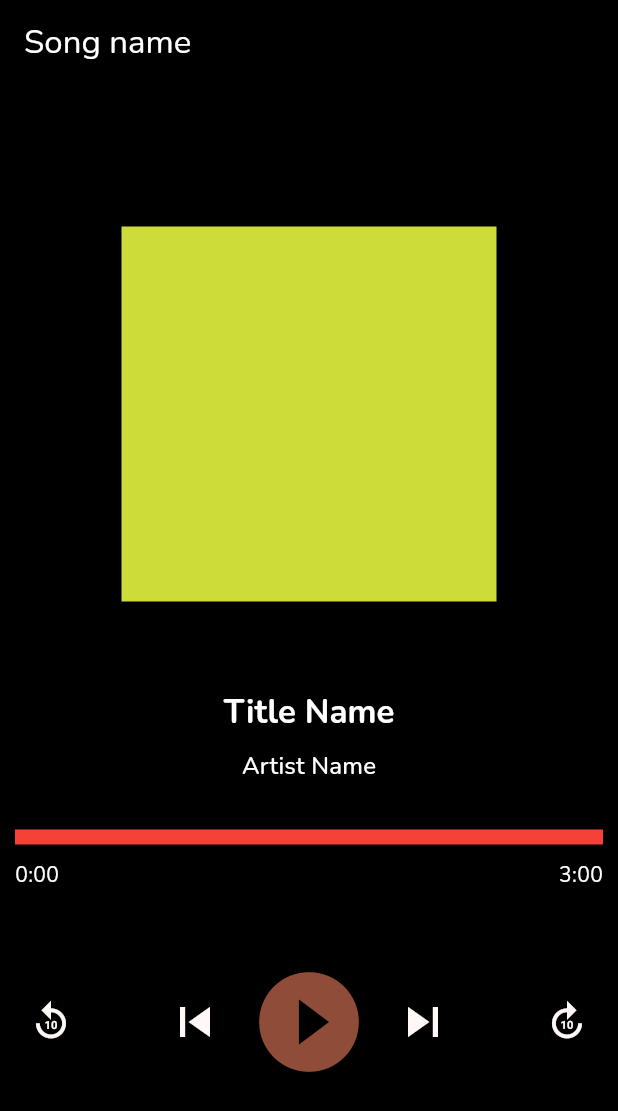
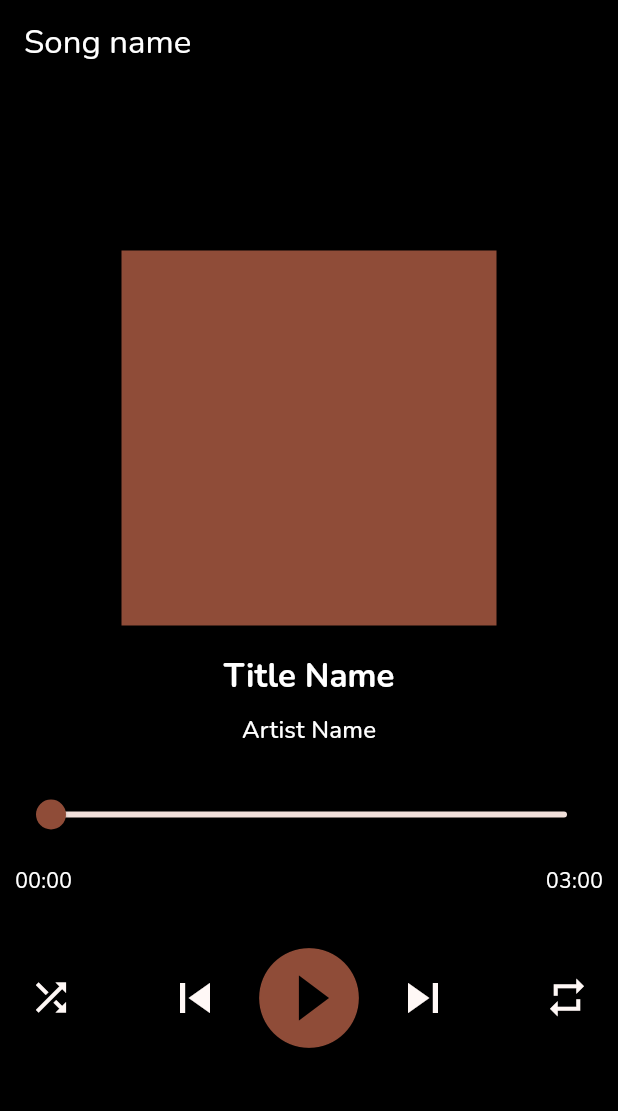
Before and after one commit to Kalph-ITT/music-player, a Flutter app: the PlayerScreen screen opened by its route, on a phone screen of 412 x 824 dp. Shown: the top 1111 px of the screen. Run offline on Flutter 3.47's test engine with Material 3 defaults, Android fonts, the phone set to English and light mode, and no system bars; our stand-ins replace go_router, google_fonts, on_audio_query, permission_handler.

Commit message:
code refacotr

```diff
--- /dev/null
+++ b/lib/src/enum/repeat.dart
@@ -0,0 +1,5 @@
+enum RepeatMode {
+  RepeatAll,
+  RepeatOne,
+  RepeatNone,
+}
--- a/lib/src/ui/screens/player/player_screen.dart
+++ b/lib/src/ui/screens/player/player_screen.dart
@@ -1,6 +1,7 @@
 import 'package:flutter/material.dart';
 import 'package:music_player/src/ui/screens/player/widgets/album_art.dart';
 import 'package:music_player/src/ui/screens/player/widgets/player_controls.dart';
+import 'package:music_player/src/ui/screens/player/widgets/player_seek.dart';
 import 'package:music_player/src/ui/widgets/header.dart';
 
 class PlayerScreen extends StatelessWidget {
@@ -22,8 +23,9 @@ class PlayerScreen extends StatelessWidget {
             children: [
               AlbumArt(),
               SizedBox(
-                height: 40,
+                height: 20,
               ),
+              PlayerSeek(),
               PlayerControls()
             ],
           ),
--- a/lib/src/ui/screens/player/widgets/album_art.dart
+++ b/lib/src/ui/screens/player/widgets/album_art.dart
@@ -10,8 +10,22 @@ class AlbumArt extends StatelessWidget {
         Container(
           height: 250,
           width: 250,
-          color: Colors.lime,
+          color: Theme.of(context).colorScheme.primary,
         ),
+        SizedBox(
+          height: 20,
+        ),
+        Text(
+          'Title Name',
+          style: Theme.of(context)
+              .textTheme
+              .titleLarge!
+              .copyWith(fontWeight: FontWeight.bold),
+        ),
+        SizedBox(
+          height: 10,
+        ),
+        Text('Artist Name', style: Theme.of(context).textTheme.titleMedium!),
       ],
     );
   }
--- a/lib/src/ui/screens/player/widgets/player_controls.dart
+++ b/lib/src/ui/screens/player/widgets/player_controls.dart
@@ -1,4 +1,5 @@
 import 'package:flutter/material.dart';
+import 'package:music_player/src/enum/repeat.dart';
 
 class PlayerControls extends StatefulWidget {
   const PlayerControls({super.key});
@@ -8,6 +9,49 @@ class PlayerControls extends StatefulWidget {
 }
 
 class _PlayerControlsState extends State<PlayerControls> {
+  bool isShuffle = false;
+  RepeatMode repeatMode = RepeatMode.RepeatNone;
+
+  IconButton getRepeatModeIcon() {
+    switch (repeatMode) {
+      case RepeatMode.RepeatAll:
+        return IconButton(
+          iconSize: 30,
+          color: Theme.of(context).colorScheme.surfaceTint,
+          icon: Icon(Icons.repeat),
+          onPressed: () {
+            setState(() {
+              repeatMode = RepeatMode.RepeatOne;
+            });
+          },
+        );
+
+      case RepeatMode.RepeatOne:
+        return IconButton(
+          iconSize: 30,
+          color: Theme.of(context).colorScheme.surfaceTint,
+          icon: Icon(Icons.repeat_one),
+          onPressed: () {
+            setState(() {
+              repeatMode = RepeatMode.RepeatNone;
+            });
+          },
+        );
+
+      case RepeatMode.RepeatNone:
+        return IconButton(
+          iconSize: 30,
+          color: Theme.of(context).colorScheme.surfaceBright,
+          icon: Icon(Icons.repeat),
+          onPressed: () {
+            setState(() {
+              repeatMode = RepeatMode.RepeatAll;
+            });
+          },
+        );
+    }
+  }
+
   @override
   Widget build(BuildContext context) {
     return Column(
@@ -15,46 +59,20 @@ class _PlayerControlsState extends State<PlayerControls> {
         SizedBox(
           height: 20,
         ),
-        Text(
-          'Title Name',
-          style: Theme.of(context)
-              .textTheme
-              .titleLarge!
-              .copyWith(fontWeight: FontWeight.bold),
-        ),
-        SizedBox(
-          height: 10,
-        ),
-        Text('Artist Name', style: Theme.of(context).textTheme.titleMedium!),
-        SizedBox(
-          height: 30,
-        ),
-        Container(
-          height: 10,
-          width: double.infinity,
-          color: Colors.red,
-        ),
-        SizedBox(
-          height: 10,
-        ),
-        Row(
-          children: [
-            Text('0:00'),
-            Spacer(),
-            Text('3:00'),
-          ],
-        ),
-        SizedBox(
-          height: 40,
-        ),
         Row(
           mainAxisAlignment: MainAxisAlignment.spaceBetween,
           children: [
             IconButton(
               iconSize: 30,
-              color: Theme.of(context).colorScheme.surfaceBright,
-              icon: Icon(Icons.replay_10),
-              onPressed: () {},
+              color: isShuffle
+                  ? Theme.of(context).colorScheme.surfaceTint
+                  : Theme.of(context).colorScheme.surfaceBright,
+              icon: Icon(Icons.shuffle),
+              onPressed: () {
+                setState(() {
+                  isShuffle = !isShuffle;
+                });
+              },
             ),
             Row(
               mainAxisAlignment: MainAxisAlignment.spaceAround,
@@ -79,12 +97,7 @@ class _PlayerControlsState extends State<PlayerControls> {
                 ),
               ],
             ),
-            IconButton(
-              iconSize: 30,
-              color: Theme.of(context).colorScheme.surfaceBright,
-              icon: Icon(Icons.forward_10),
-              onPressed: () {},
-            ),
+            getRepeatModeIcon()
           ],
         ),
       ],
--- /dev/null
+++ b/lib/src/ui/screens/player/widgets/player_seek.dart
@@ -0,0 +1,52 @@
+import 'package:flutter/material.dart';
+
+class PlayerSeek extends StatefulWidget {
+  const PlayerSeek({super.key});
+
+  @override
+  _PlayerSeekState createState() => _PlayerSeekState();
+}
+
+class _PlayerSeekState extends State<PlayerSeek> {
+  bool isShuffle = false;
+  double _currentSliderValue = 0.0;
+  Duration _currentPosition = Duration.zero;
+  final Duration _totalDuration = Duration(minutes: 3);
+
+  String _formatDuration(Duration duration) {
+    String twoDigits(int n) => n.toString().padLeft(2, '0');
+    final minutes = twoDigits(duration.inMinutes.remainder(60));
+    final seconds = twoDigits(duration.inSeconds.remainder(60));
+    return '$minutes:$seconds';
+  }
+
+  @override
+  Widget build(BuildContext context) {
+    return Column(
+      children: [
+        Slider(
+          value: _currentSliderValue,
+          min: 0.0,
+          max: _totalDuration.inSeconds.toDouble(),
+          onChanged: (value) {
+            setState(() {
+              _currentSliderValue = value;
+              _currentPosition = Duration(seconds: value.toInt());
+            });
+            // Add logic to seek the music to the new position
+          },
+        ),
+        SizedBox(
+          height: 10,
+        ),
+        Row(
+          mainAxisAlignment: MainAxisAlignment.spaceBetween,
+          children: [
+            Text(_formatDuration(_currentPosition)),
+            Text(_formatDuration(_totalDuration)),
+          ],
+        ),
+      ],
+    );
+  }
+}
```
